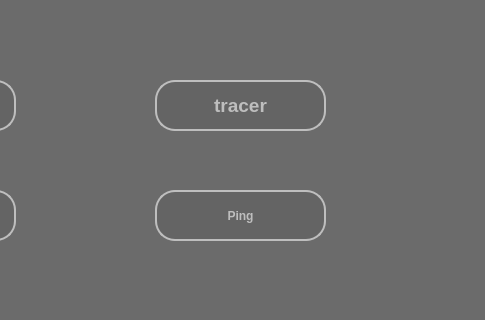
canadianFisherman/systemAdminHelper, file windows/main.ui: the form before one commit; both pictures show x 315 to 800 and y 0 to 320 of the 800 by 500 pixel window.
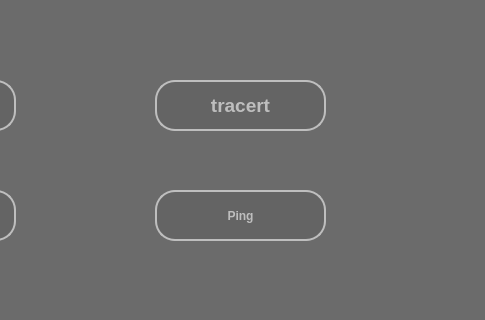
The form after the commit.

```diff
--- a/windows/main.ui
+++ b/windows/main.ui
@@ -90,7 +90,7 @@
 border-color: rgb(190, 190, 190);</string>
    </property>
    <property name="text">
-    <string>tracer</string>
+    <string>tracert</string>
    </property>
   </widget>
   <widget class="QPushButton" name="pushButton_3">
```
Left out of the diff: 2 changed lines with no effect on the pictures.
